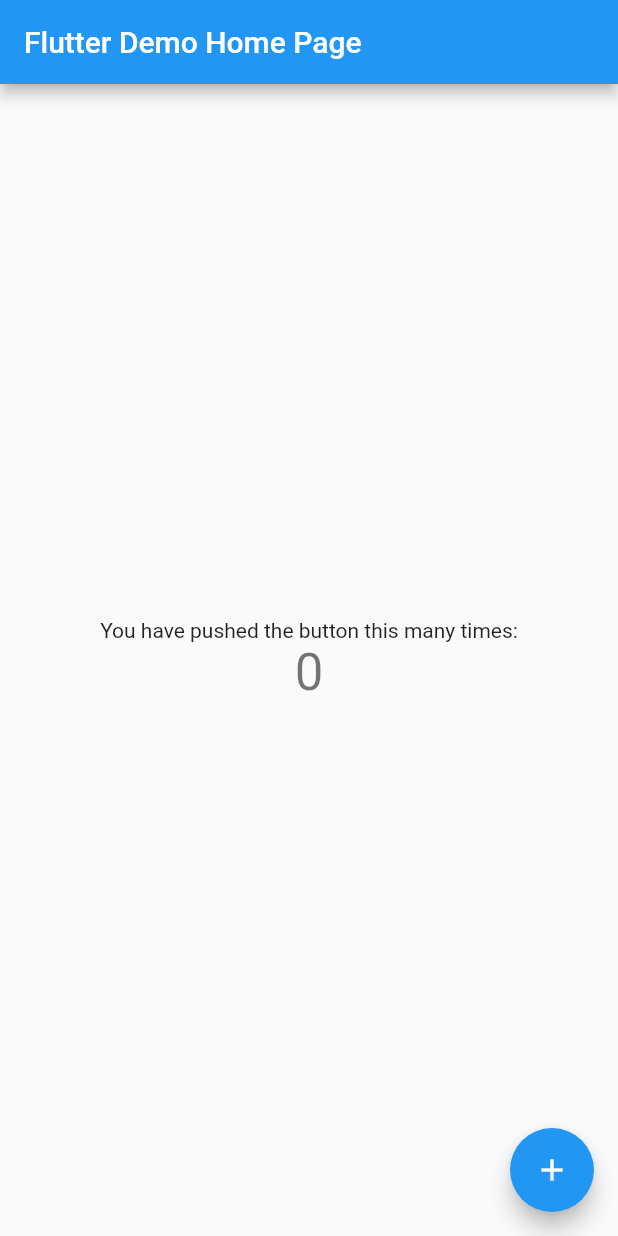
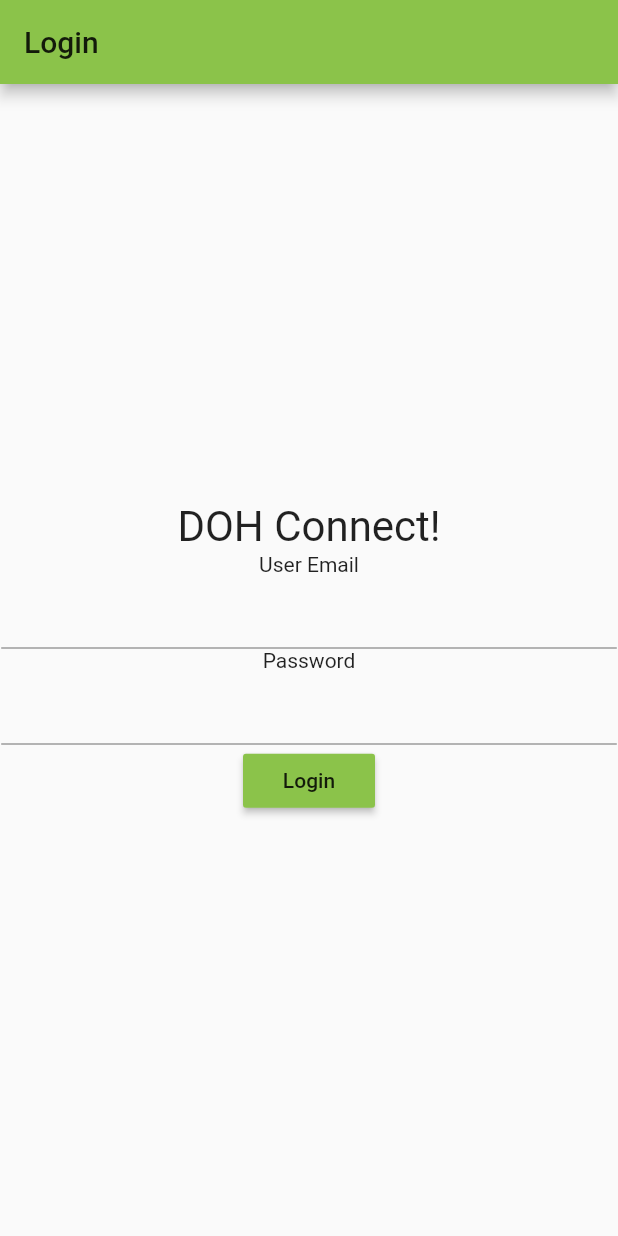
Before and after one commit to ralphjason018/flutter-advanced-api, a Flutter app: the screen it shows after launch, on a phone screen of 412 x 824 dp. Run offline on Flutter 3.47's test engine with Material 2 defaults, Android fonts, the phone set to English and light mode, and no system bars.

```diff
--- a/app_api/lib/main.dart
+++ b/app_api/lib/main.dart
@@ -9,33 +9,15 @@ class MyApp extends StatelessWidget {
     return MaterialApp(
       title: 'Flutter Demo',
       theme: ThemeData(
-        // This is the theme of your application.
-        //
-        // Try running your application with "flutter run". You'll see the
-        // application has a blue toolbar. Then, without quitting the app, try
-        // changing the primarySwatch below to Colors.green and then invoke
-        // "hot reload" (press "r" in the console where you ran "flutter run",
-        // or simply save your changes to "hot reload" in a Flutter IDE).
-        // Notice that the counter didn't reset back to zero; the application
-        // is not restarted.
-        primarySwatch: Colors.blue,
+        primarySwatch: Colors.lightGreen,
       ),
-      home: MyHomePage(title: 'Flutter Demo Home Page'),
+      home: MyHomePage(title: 'Login'),
     );
   }
 }
 
 class MyHomePage extends StatefulWidget {
   MyHomePage({Key key, this.title}) : super(key: key);
-
-  // This widget is the home page of your application. It is stateful, meaning
-  // that it has a State object (defined below) that contains fields that affect
-  // how it looks.
-
-  // This class is the configuration for the state. It holds the values (in this
-  // case the title) provided by the parent (in this case the App widget) and
-  // used by the build method of the State. Fields in a Widget subclass are
-  // always marked "final".
 
   final String title;
 
@@ -45,67 +27,64 @@ class MyHomePage extends StatefulWidget {
 
 class _MyHomePageState extends State<MyHomePage> {
   int _counter = 0;
+  final _formKey = GlobalKey<FormState>();
 
   void _incrementCounter() {
     setState(() {
-      // This call to setState tells the Flutter framework that something has
-      // changed in this State, which causes it to rerun the build method below
-      // so that the display can reflect the updated values. If we changed
-      // _counter without calling setState(), then the build method would not be
-      // called again, and so nothing would appear to happen.
       _counter++;
     });
   }
 
   @override
   Widget build(BuildContext context) {
-    // This method is rerun every time setState is called, for instance as done
-    // by the _incrementCounter method above.
-    //
-    // The Flutter framework has been optimized to make rerunning build methods
-    // fast, so that you can just rebuild anything that needs updating rather
-    // than having to individually change instances of widgets.
     return Scaffold(
       appBar: AppBar(
-        // Here we take the value from the MyHomePage object that was created by
-        // the App.build method, and use it to set our appbar title.
         title: Text(widget.title),
       ),
       body: Center(
-        // Center is a layout widget. It takes a single child and positions it
-        // in the middle of the parent.
-        child: Column(
-          // Column is also a layout widget. It takes a list of children and
-          // arranges them vertically. By default, it sizes itself to fit its
-          // children horizontally, and tries to be as tall as its parent.
-          //
-          // Invoke "debug painting" (press "p" in the console, choose the
-          // "Toggle Debug Paint" action from the Flutter Inspector in Android
-          // Studio, or the "Toggle Debug Paint" command in Visual Studio Code)
-          // to see the wireframe for each widget.
-          //
-          // Column has various properties to control how it sizes itself and
-          // how it positions its children. Here we use mainAxisAlignment to
-          // center the children vertically; the main axis here is the vertical
-          // axis because Columns are vertical (the cross axis would be
-          // horizontal).
+          child: new Column(
         mainAxisAlignment: MainAxisAlignment.center,
         children: <Widget>[
-            Text(
-              'You have pushed the button this many times:',
+          new Text(
+            "DOH Connect!",
+            textScaleFactor: 2.0,
           ),
-            Text(
-              '$_counter',
-              style: Theme.of(context).textTheme.display1,
+          new Form(
+            key: _formKey,
+            child: Padding(
+              padding: EdgeInsets.all(0.8),
+              child: Column(
+              children: <Widget>[
+                Text('User Email'),
+                TextFormField(
+                  validator: (value) {
+                    if (value.isEmpty) {
+                      return 'Please enter some text';
+                    }
+                    return null;
+                  },
                 ),
+                Text('Password'),
+                TextFormField(
+                  obscureText: true,
+                  validator: (value) {
+                    if (value.isEmpty) {
+                      return 'Please enter some text';
+                    }
+                    return null;
+                  },
+                ),
+                MaterialButton(
+                  onPressed: ()=>print("Hello"),
+                  color: Colors.lightGreen,
+                  child: Text('Login'),
+                )
               ],
             ),
-      ),
-      floatingActionButton: FloatingActionButton(
-        onPressed: _incrementCounter,
-        tooltip: 'Increment',
-        child: Icon(Icons.add),
-      ), // This trailing comma makes auto-formatting nicer for build methods.
+            )
+          )
+        ],
+      )),
     );
   }
 }
```
Lines whose indentation alone changed are shown as unchanged.
